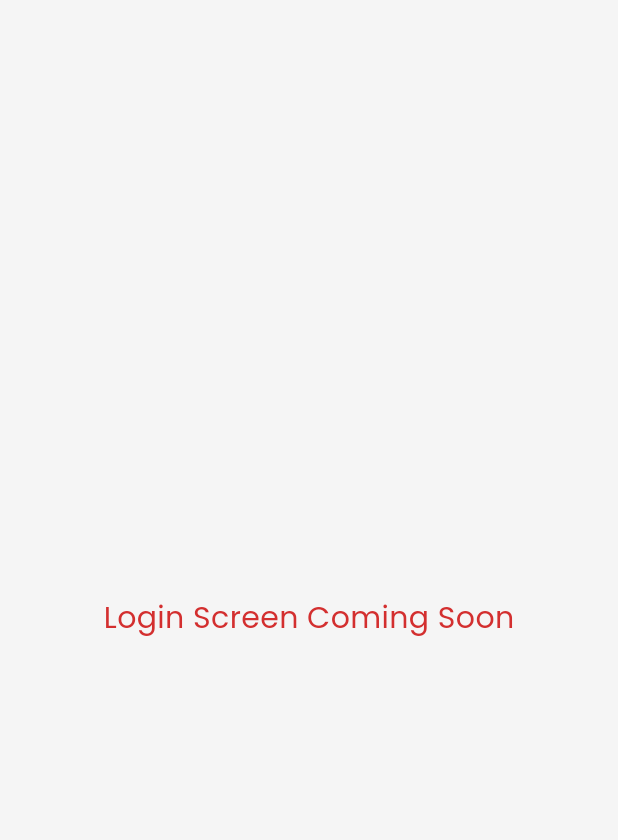
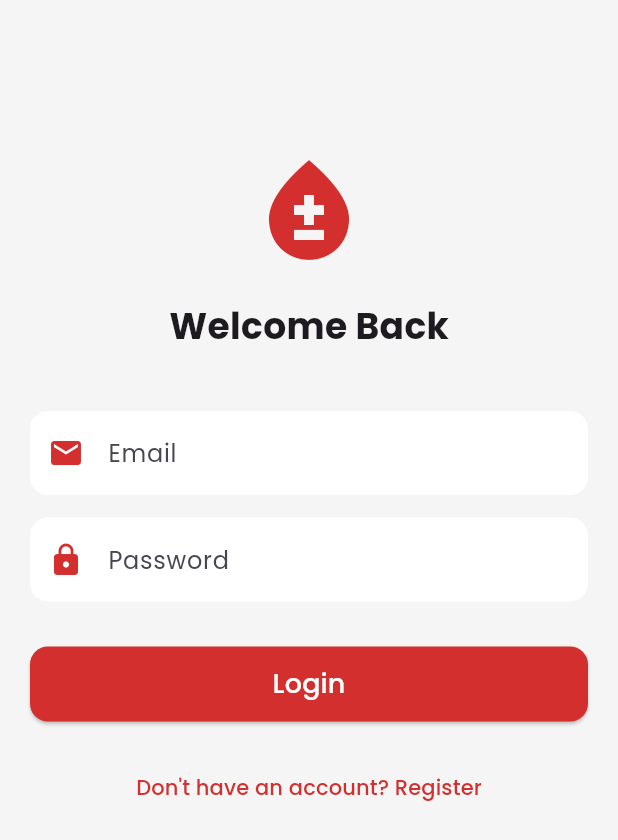
Before and after one commit to koraish3438/Blood-Link-App, a Flutter app: the screen it shows after launch, on a phone screen of 412 x 824 dp. Shown: the top 840 px of the screen. Run offline on Flutter 3.47's test engine with Material 3 defaults, Android fonts, the phone set to English and light mode, and no system bars; our stand-ins replace google_fonts.

Commit message:
login and register ready

```diff
--- a/lib/screens/auth/login_screen.dart
+++ b/lib/screens/auth/login_screen.dart
@@ -1,5 +1,7 @@
 import 'package:flutter/material.dart';
 import '../../utils/app_colors.dart';
+import '../../widgets/custom_textfield.dart';
+import 'register_screen.dart';
 
 class LoginScreen extends StatelessWidget {
   const LoginScreen({super.key});
@@ -7,10 +9,44 @@ class LoginScreen extends StatelessWidget {
   @override
   Widget build(BuildContext context) {
     return Scaffold(
-      body: Center(
-        child: Text(
-          "Login Screen Coming Soon",
-          style: TextStyle(color: AppColors.primaryRed, fontSize: 20),
+      body: SingleChildScrollView(
+        child: Padding(
+          padding: const EdgeInsets.all(20.0),
+          child: Column(
+            children: [
+              const SizedBox(height: 80),
+              const Icon(Icons.bloodtype, size: 80, color: AppColors.primaryRed),
+              const SizedBox(height: 20),
+              const Text("Welcome Back", style: TextStyle(fontSize: 24, fontWeight: FontWeight.bold)),
+              const SizedBox(height: 40),
+              const CustomTextField(hintText: "Email", icon: Icons.email),
+              const SizedBox(height: 15),
+              const CustomTextField(hintText: "Password", icon: Icons.lock, isPassword: true),
+              const SizedBox(height: 30),
+
+              // Login Button
+              SizedBox(
+                width: double.infinity,
+                height: 50,
+                child: ElevatedButton(
+                  style: ElevatedButton.styleFrom(
+                    backgroundColor: AppColors.primaryRed,
+                    shape: RoundedRectangleBorder(borderRadius: BorderRadius.circular(12)),
+                  ),
+                  onPressed: () {},
+                  child: const Text("Login", style: TextStyle(color: Colors.white, fontSize: 18)),
+                ),
+              ),
+
+              const SizedBox(height: 20),
+              TextButton(
+                onPressed: () {
+                  Navigator.push(context, MaterialPageRoute(builder: (context) => const RegisterScreen()));
+                },
+                child: const Text("Don't have an account? Register", style: TextStyle(color: AppColors.primaryRed)),
+              ),
+            ],
+          ),
         ),
       ),
     );
--- a/lib/widgets/custom_textfield.dart
+++ b/lib/widgets/custom_textfield.dart
@@ -0,0 +1,32 @@
+import 'package:flutter/material.dart';
+import '../utils/app_colors.dart';
+
+class CustomTextField extends StatelessWidget {
+  final String hintText;
+  final IconData icon;
+  final bool isPassword;
+
+  const CustomTextField({
+    super.key,
+    required this.hintText,
+    required this.icon,
+    this.isPassword = false
+  });
+
+  @override
+  Widget build(BuildContext context) {
+    return TextField(
+      obscureText: isPassword,
+      decoration: InputDecoration(
+        hintText: hintText,
+        prefixIcon: Icon(icon, color: AppColors.primaryRed),
+        filled: true,
+        fillColor: Colors.white,
+        border: OutlineInputBorder(
+          borderRadius: BorderRadius.circular(12),
+          borderSide: BorderSide.none,
+        ),
+      ),
+    );
+  }
+}
```
Also changed, not shown: lib/screens/auth/register_screen.dart (+102 -0 lines).
